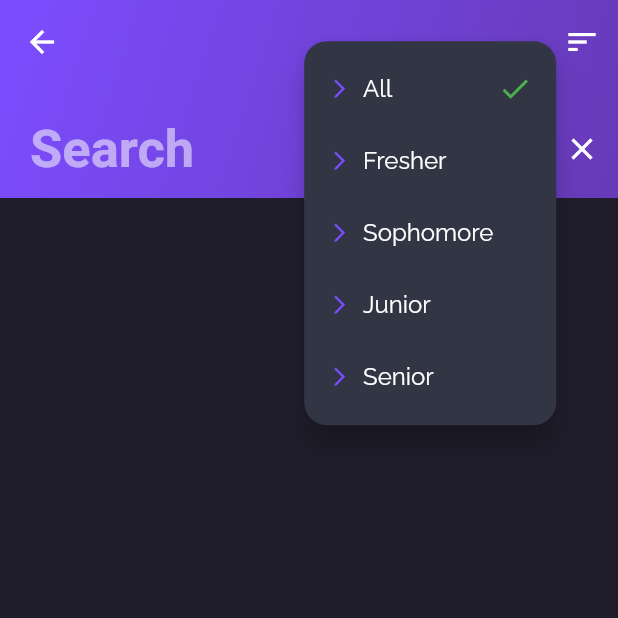
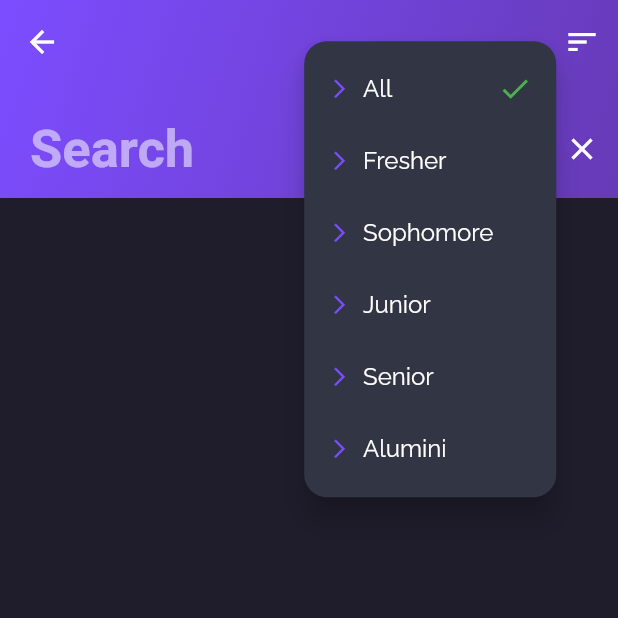
Before and after one commit to piyushn28/CallEE, a Flutter app: the SearchScreen screen opened by its route, after a tap on the "sort" icon, on a phone screen of 412 x 824 dp, the top half of it. Run offline on Flutter 3.47's test engine with Material 2 defaults, Android fonts, the phone set to English and light mode, and no system bars; our stand-ins replace animated_bottom_navigation_bar, auto_size_text, cached_network_image, chips_choice, cloud_firestore, curved_navigation_bar and 20 more; missing offline and left inert: agora_rtc_engine, background_app_bar, cache_image, dart:ffi, emoji_picker; accounts and stored records are empty; network calls fail.

Commit message:
Alumini waiting for you

```diff
--- a/lib/constants/year_constants.dart
+++ b/lib/constants/year_constants.dart
@@ -1,11 +1,17 @@
-class Constants{
+class Constants {
   static const String all_year = 'All';
   static const String first_year = 'Fresher';
   static const String second_year = 'Sophomore';
-  static const String third_third = 'Junior';
+  static const String third_year = 'Junior';
   static const String fourth_year = 'Senior';
+  static const String alumini = 'Alumini';
 
   static const List<String> choices = <String>[
-    all_year,first_year,second_year,third_third,fourth_year
+    all_year,
+    first_year,
+    second_year,
+    third_year,
+    fourth_year,
+    alumini,
   ];
 }
--- a/lib/screens/postscreens/add_post.dart
+++ b/lib/screens/postscreens/add_post.dart
@@ -1,4 +1,3 @@
-
 import 'package:chips_choice/chips_choice.dart';
 import 'package:cloud_firestore/cloud_firestore.dart';
 import 'package:flutter/material.dart';
--- a/lib/screens/quizscreens/playQuiz_screen.dart
+++ b/lib/screens/quizscreens/playQuiz_screen.dart
@@ -103,8 +103,8 @@ class _PlayQuizState extends State<PlayQuiz> {
       });
 
       Navigator.of(context).push(MaterialPageRoute(
-          builder: (context) =>
-              Scoringscreen(userMarks, widget.quiz.maxMarks)));
+          builder: (context) => Scoringscreen(
+              userMarks, widget.quiz.maxMarks, widget.user, widget.quiz)));
     });
   }
 
--- a/lib/screens/search_screen.dart
+++ b/lib/screens/search_screen.dart
@@ -28,10 +28,12 @@ class _SearchScreenState extends State<SearchScreen> {
       _currYear = 1;
     } else if (choice == Constants.second_year) {
       _currYear = 2;
-    } else if (choice == Constants.third_third) {
+    } else if (choice == Constants.third_year) {
       _currYear = 3;
+    } else if (choice == Constants.fourth_year) {
+      _currYear = 4;
     } else {
-      _currYear = 4;
+      _currYear = 5;
     }
   }
 
--- a/lib/screens/student_teacher_selection.dart
+++ b/lib/screens/student_teacher_selection.dart
@@ -20,7 +20,6 @@ class StudentTeacherPage extends StatefulWidget {
 }
 
 class _StudentTeacherPageState extends State<StudentTeacherPage> {
-
   //#Todo Controllers was used after being disposed. 2 errors here
 
   //GetX for user->Student/Teacher
@@ -149,6 +148,10 @@ class _StudentTeacherPageState extends State<StudentTeacherPage> {
                                 DropdownMenuItem(
                                   child: Text('Senior'),
                                   value: 4,
+                                ),
+                                DropdownMenuItem(
+                                  child: Text('Alumini'),
+                                  value: 5,
                                 ),
                               ],
                               style: GoogleFonts.raleway(
```
Also changed, not shown: lib/screens/leaderboard/leader_board.dart (+12 -11 lines), lib/screens/pageviews/chats/widgets/contact_view.dart (+9 -5 lines), lib/screens/pageviews/profile/main_profile.dart (+37 -21 lines), lib/screens/pageviews/profile/other_user_profile.dart (+23 -12 lines), lib/screens/postscreens/open_post.dart (+13 -8 lines), lib/screens/quizscreens/scoring_screen.dart (+9 -5 lines).
